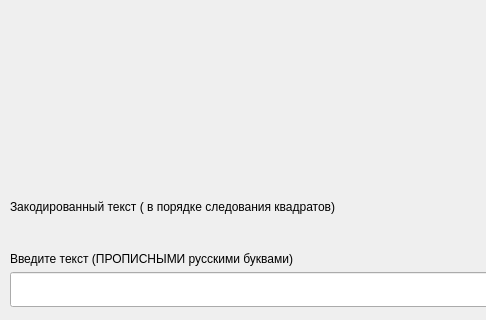
Qt form root_window.ui (shm0nya/Lipilin-s-game) before a commit; both pictures show x 0 to 486 and y 214 to 534 of the 983 by 534 pixel window.
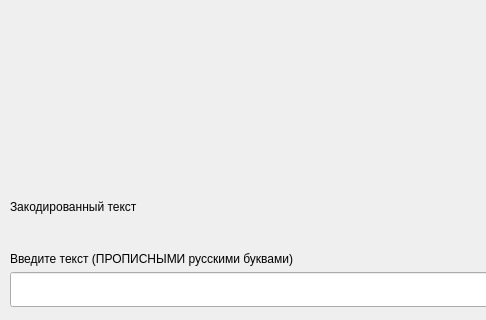
The same form after that commit.

Commit message: штрихи

```diff
--- a/root_window.ui
+++ b/root_window.ui
@@ -64,7 +64,7 @@
         <item>
          <widget class="QLabel" name="lbl_messege_show">
           <property name="text">
-           <string>Закодированный текст ( в порядке следования квадратов)</string>
+           <string>Закодированный текст</string>
           </property>
          </widget>
         </item>
```
The commit also changes 1 other file.
